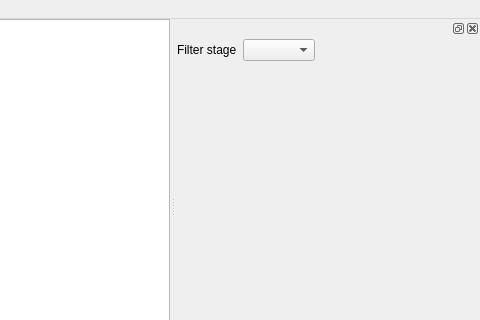
Before: the Qt Designer form mirrorwindow.ui in artm/mirror, drawn with Qt 5; both pictures show x 153 to 633 and y 0 to 320 of the 633 by 415 pixel window.
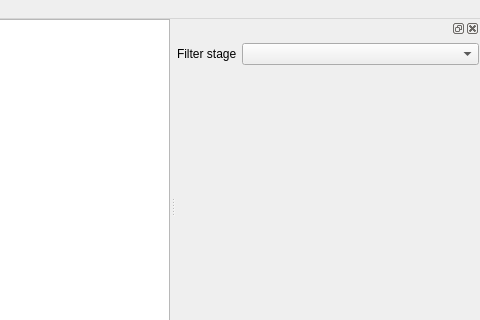
After: the same form once the commit is applied. Custom widgets are drawn as their Qt base class.

Diff of the .ui file:
```diff
--- a/mirrorwindow.ui
+++ b/mirrorwindow.ui
@@ -73,19 +73,37 @@
     <number>2</number>
    </attribute>
    <widget class="QWidget" name="mirrorDockContents">
-    <layout class="QFormLayout" name="mirrorDockForm">
-     <property name="fieldGrowthPolicy">
-      <enum>QFormLayout::FieldsStayAtSizeHint</enum>
+    <property name="sizePolicy">
+     <sizepolicy hsizetype="Expanding" vsizetype="Expanding">
+      <horstretch>0</horstretch>
+      <verstretch>0</verstretch>
+     </sizepolicy>
+    </property>
+    <layout class="QFormLayout" name="mirrorDockLayout">
+     <property name="sizeConstraint">
+      <enum>QLayout::SetMaximumSize</enum>
      </property>
      <property name="horizontalSpacing">
-      <number>-1</number>
+      <number>5</number>
      </property>
      <property name="verticalSpacing">
-      <number>-1</number>
+      <number>3</number>
      </property>
-     <property name="margin">
+     <property name="leftMargin">
       <number>1</number>
      </property>
+     <property name="topMargin">
+      <number>5</number>
+     </property>
+     <property name="rightMargin">
+      <number>1</number>
+     </property>
+     <property name="bottomMargin">
+      <number>1</number>
+     </property>
+     <item row="1" column="1">
+      <widget class="QComboBox" name="stageSelector"/>
+     </item>
      <item row="1" column="0">
       <widget class="QLabel" name="stageSelectorLabel">
        <property name="text">
@@ -93,9 +111,6 @@
        </property>
       </widget>
      </item>
-     <item row="1" column="1">
-      <widget class="QComboBox" name="stageSelector"/>
-     </item>
     </layout>
    </widget>
   </widget>
```
